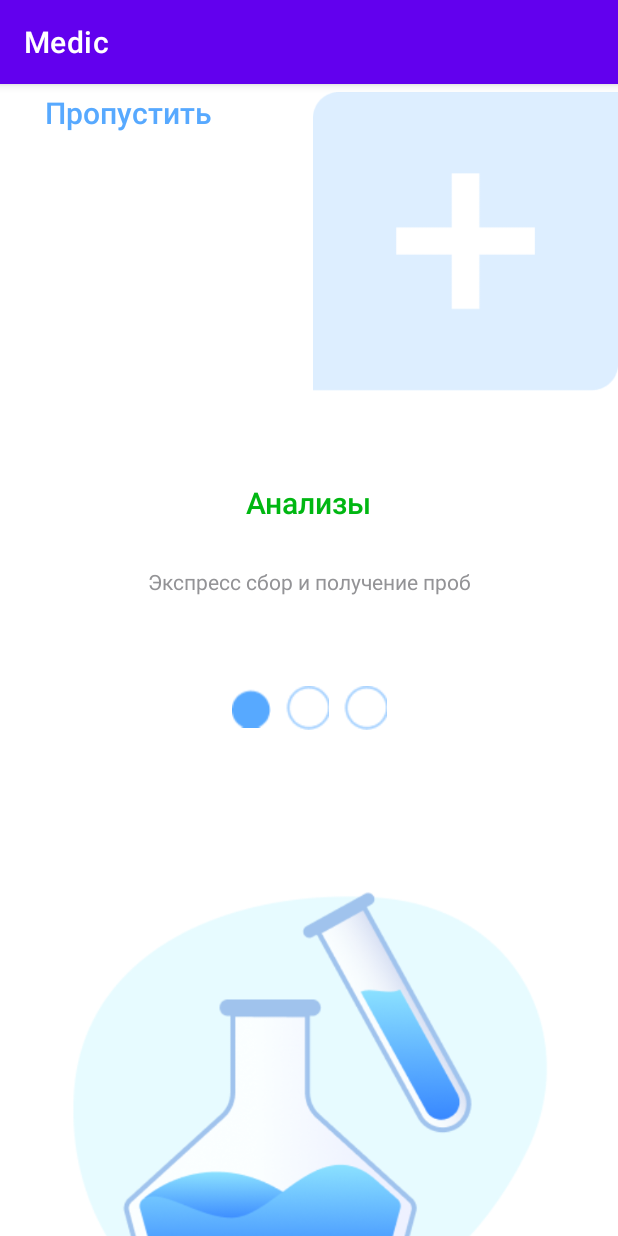
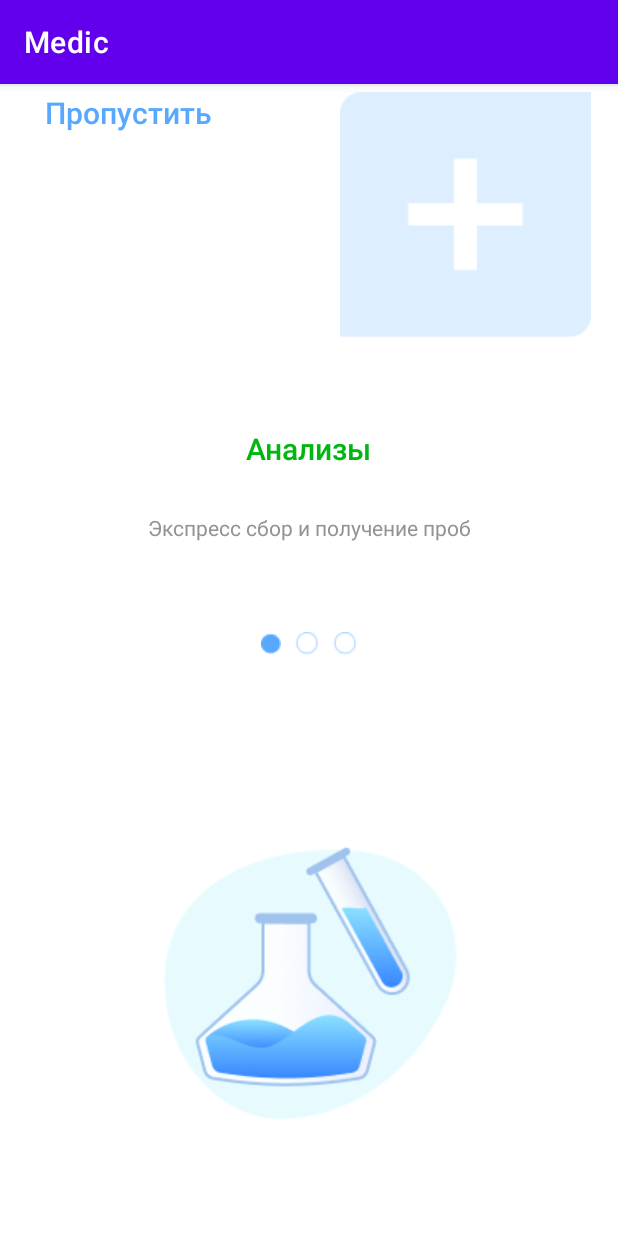
Before and after one commit to OlesiaShinkarenko/Medic, an Android app: the screen it shows after launch (MainActivity), on a phone screen of 412 x 824 dp. Run offline under Robolectric (Android 15) with nearby library versions, the phone set to English and light mode, and no system bars.

Commit message:
Детализация OnBoarding

```diff
--- a/app/src/main/res/layout/activity_main.xml
+++ b/app/src/main/res/layout/activity_main.xml
@@ -25,7 +25,6 @@
         android:layout_marginLeft="67dp"
         android:layout_marginTop="5dp"
         android:src="@drawable/logo"
-        android:scaleType="fitStart"
         app:layout_constraintLeft_toRightOf="@id/skip"
         app:layout_constraintRight_toRightOf="parent"
         app:layout_constraintTop_toTopOf="parent" />
@@ -38,8 +37,9 @@
         android:fontFamily="sans-serif-medium"
         app:layout_constraintRight_toRightOf="parent"
         android:id="@+id/nameOnBoard"
+        android:layout_marginTop="60dp"
         app:layout_constraintLeft_toLeftOf="parent"
-        app:layout_constraintBottom_toBottomOf="@id/logo"
+        app:layout_constraintTop_toBottomOf="@id/logo"
         android:layout_height="wrap_content"/>
     <TextView
         android:id="@+id/post_cript"
@@ -75,7 +75,9 @@
             android:layout_height="wrap_content"/>
     </LinearLayout>
     <ImageView
+        app:layout_constraintBottom_toBottomOf="parent"
         android:layout_width="0dp"
+        android:scaleType="center"
         app:layout_constraintTop_toBottomOf="@id/current_page"
         app:layout_constraintLeft_toLeftOf="parent"
         app:layout_constraintRight_toRightOf="parent"
@@ -83,5 +85,5 @@
         android:layout_marginTop="50dp"
         android:layout_marginLeft="40dp"
         android:layout_marginRight="40dp"
-        android:layout_height="wrap_content"/>
+        android:layout_height="0dp"/>
 </androidx.constraintlayout.widget.ConstraintLayout>
```
Also changed, not shown: app/src/main/res/drawable/board_false.png, app/src/main/res/drawable/board_true.png, app/src/main/res/drawable/img.png (deleted), app/src/main/res/drawable/img_1.png (deleted), app/src/main/res/drawable/img_onboard1.png, app/src/main/res/drawable/img_onboard2.png (added), app/src/main/res/drawable/img_onboard3.png (added), app/src/main/res/drawable/logo.png.
